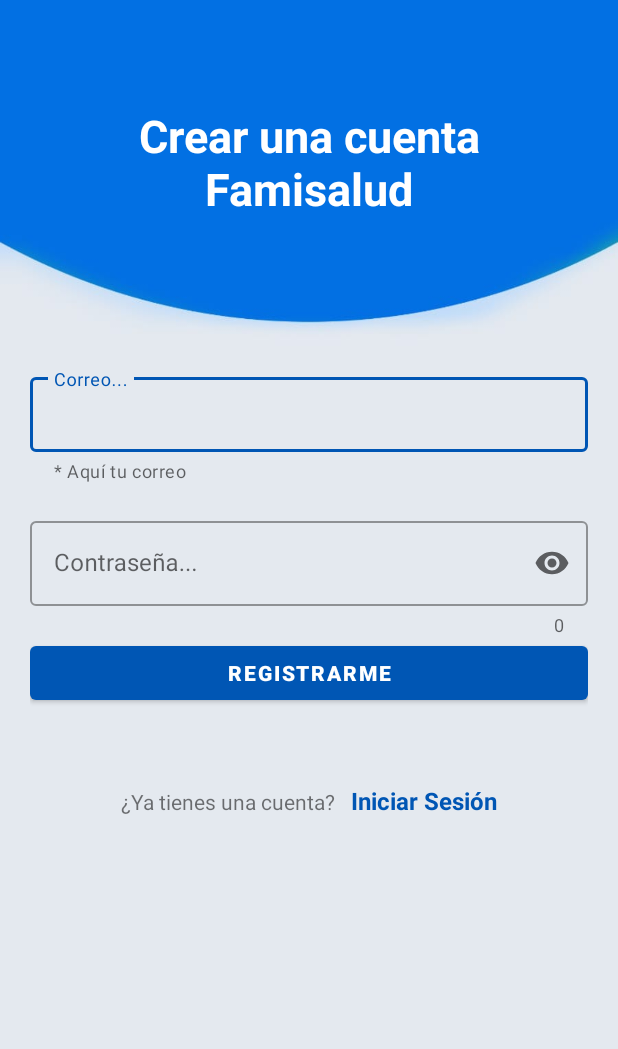
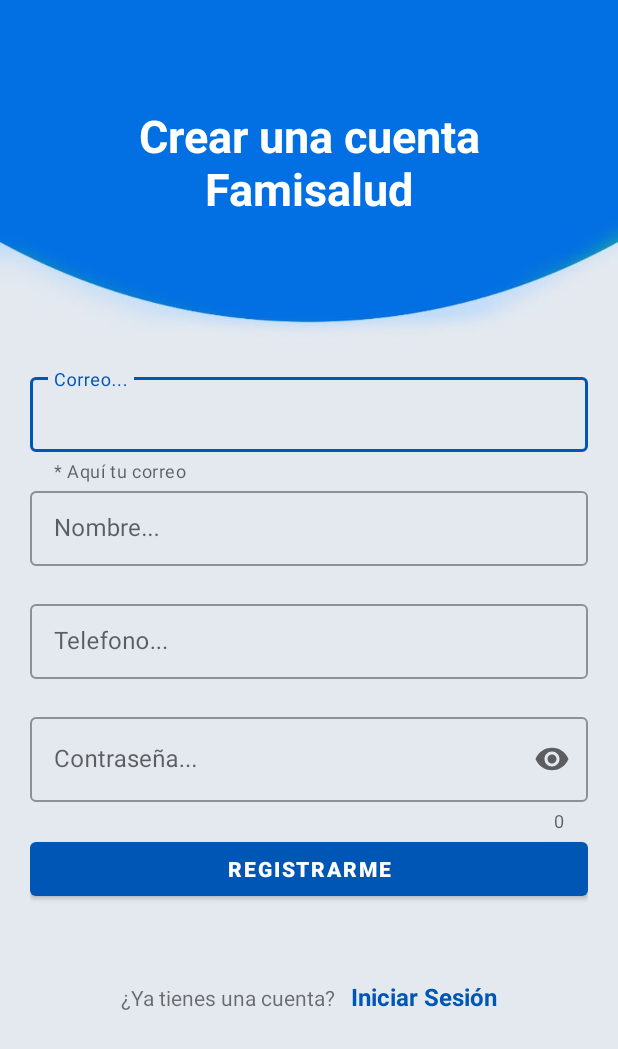
Before and after one commit to LuisLlancari/appFamiSalud, an Android app: the Register screen opened directly, with no data from a screen before it, after a tap on "REGISTRARME", on a phone screen of 412 x 824 dp. Shown: the top 1049 px of the screen. Run offline under Robolectric (Android 15) with nearby library versions, the phone set to English and light mode, and no system bars; our stand-ins replace Firebase (no records; nobody signed in at launch, a user with empty details on screens opened directly).

Commit message:
usando realtime database para almacenar información de los usuarios

```diff
--- a/app/src/main/java/com/famisalud/famisalud/Register.java
+++ b/app/src/main/java/com/famisalud/famisalud/Register.java
@@ -2,22 +2,32 @@ package com.famisalud.famisalud;
 
 import androidx.appcompat.app.AlertDialog;
 import androidx.appcompat.app.AppCompatActivity;
+
 import android.app.Dialog;
 import android.content.Intent;
 import android.os.Bundle;
 import android.widget.Button;
 import android.widget.TextView;
 import android.widget.Toast;
+
 import com.google.android.material.textfield.TextInputEditText;
 import com.google.firebase.FirebaseApp;
 import com.google.firebase.auth.FirebaseAuth;
 import com.google.firebase.auth.FirebaseUser;
+import com.google.firebase.database.DatabaseReference;
+import com.google.firebase.database.FirebaseDatabase;
+import com.google.firebase.firestore.FirebaseFirestore;
+
+import java.util.HashMap;
+import java.util.Map;
 
 public class Register extends AppCompatActivity {
 
    TextView iniciarSessionActivity;
-   TextInputEditText tietCorreo, tietContraseña;
+   TextInputEditText tietCorreo, tietContraseña, tietNombre, tietTelefono;
    Button btRegistrarse;
+
+   private DatabaseReference databaseReference;
 
    @Override
    protected void onCreate(Bundle savedInstanceState) {
@@ -33,6 +43,9 @@ public class Register extends AppCompatActivity {
          Intent intent = new Intent(getApplicationContext(), Login.class);
          startActivity(intent);
       });
+
+      //  Inicializar la referencia a la base de datos
+      databaseReference = FirebaseDatabase.getInstance().getReference();
 
       setup();
    }
@@ -69,17 +82,25 @@ public class Register extends AppCompatActivity {
    private void validateRegistrationFields() {
       String email = tietCorreo.getText().toString();
       String password = tietContraseña.getText().toString();
+      String nombre = tietNombre.getText().toString(); // Agregar la obtención del nombre
+      String telefono = tietTelefono.getText().toString();
 
-      if (!email.isEmpty() && !password.isEmpty()) {
+      if (!email.isEmpty() && !password.isEmpty() && !nombre.isEmpty() && !telefono.isEmpty()) {
          if (isValidEmail(email)) {
-            FirebaseAuth.getInstance()
-                .createUserWithEmailAndPassword(email, password)
-                .addOnCompleteListener(task -> {
+            FirebaseAuth.getInstance().createUserWithEmailAndPassword(email, password).addOnCompleteListener(task -> {
                if (task.isSuccessful()) {
                   // Registro exitoso
+                  FirebaseUser user = FirebaseAuth.getInstance().getCurrentUser();
+
+                  if (user != null) {
+                     String uid = user.getUid();
+
                      showSuccessMessage();
+
+                     saveUserNameInRealtimeDatabase(uid, nombre, telefono); // Pasamos el UID en lugar del email
                      showModel(email, ProviderType.BASIC);
                      clearFields();
+                  }
                } else {
                   showAlert("Se ha producido un error de autenticación al usuario");
                }
@@ -94,6 +115,16 @@ public class Register extends AppCompatActivity {
       }
    }
 
+   private void saveUserNameInRealtimeDatabase(String uid, String nombre, String telefono) {
+      // Definimos la ruta en la base de datos donde se guardarán los datos, utilizando el UID como nodo
+      String databasePath = "users/" + uid;
+
+      // Agregar el nombre del usuario a la base de datos en la ruta específica
+      databaseReference.child(databasePath).child("nombre").setValue(nombre);
+      databaseReference.child(databasePath).child("telefono").setValue(telefono);
+
+   }
+
    private void showAlert(String msg) {
       AlertDialog.Builder builder = new AlertDialog.Builder(this);
       builder.setTitle("Error");
@@ -105,14 +136,19 @@ public class Register extends AppCompatActivity {
 
    private void loadUI() {
       iniciarSessionActivity = findViewById(R.id.tvIniciarSessionActivity);
+
       tietCorreo = findViewById(R.id.tietCorreoRegistrar);
       tietContraseña = findViewById(R.id.tietRegistrarContraseña);
+      tietNombre = findViewById(R.id.tietNombreRegistrar);
+      tietTelefono = findViewById(R.id.tietTelfonoRegistrar);
+
       btRegistrarse = findViewById(R.id.btRegistrarCuenta);
    }
 
    private void clearFields() {
       tietCorreo.getText().clear();
       tietContraseña.getText().clear();
+      tietNombre.getText().clear();
    }
 
    private void showSuccessMessage() {
--- a/app/src/main/java/com/famisalud/famisalud/ui/dashboard/DashboardFragment.java
+++ b/app/src/main/java/com/famisalud/famisalud/ui/dashboard/DashboardFragment.java
@@ -17,7 +17,9 @@ public class DashboardFragment extends Fragment {
     private FragmentDashboardBinding binding;
 
     public View onCreateView(@NonNull LayoutInflater inflater,
-                             ViewGroup container, Bundle savedInstanceState) {
+                             ViewGroup container,
+                             Bundle savedInstanceState) {
+
         DashboardViewModel dashboardViewModel =
                 new ViewModelProvider(this).get(DashboardViewModel.class);
 
--- a/app/src/main/res/layout/activity_register.xml
+++ b/app/src/main/res/layout/activity_register.xml
@@ -39,6 +39,39 @@
             android:layout_width="match_parent"
             android:layout_height="50dp"
             android:inputType="textWebEmailAddress"
+            android:textSize="16dp" />
+    </com.google.android.material.textfield.TextInputLayout>
+
+    <com.google.android.material.textfield.TextInputLayout
+        style="@style/Widget.MaterialComponents.TextInputLayout.OutlinedBox"
+        android:layout_width="match_parent"
+        android:layout_height="wrap_content"
+
+        android:hint="Nombre...">
+
+        <com.google.android.material.textfield.TextInputEditText
+            android:id="@+id/tietNombreRegistrar"
+            android:layout_width="match_parent"
+            android:layout_height="50dp"
+            android:inputType="text"
+            android:textSize="16dp" />
+    </com.google.android.material.textfield.TextInputLayout>
+    <Space
+        android:layout_width="match_parent"
+        android:layout_height="20dp"/>
+
+    <com.google.android.material.textfield.TextInputLayout
+        style="@style/Widget.MaterialComponents.TextInputLayout.OutlinedBox"
+        android:layout_width="match_parent"
+        android:layout_height="wrap_content"
+
+        android:hint="Telefono...">
+
+        <com.google.android.material.textfield.TextInputEditText
+            android:id="@+id/tietTelfonoRegistrar"
+            android:layout_width="match_parent"
+            android:layout_height="50dp"
+            android:inputType="phone"
             android:textSize="16dp" />
     </com.google.android.material.textfield.TextInputLayout>
 
--- a/build.gradle.kts
+++ b/build.gradle.kts
@@ -1,3 +1,8 @@
+buildscript {
+    dependencies {
+        classpath("com.google.gms:google-services:4.3.14")
+    }
+}
 // Top-level build file where you can add configuration options common to all sub-projects/modules.
 plugins {
     id("com.android.application") version "8.0.0" apply false
```
Also changed, not shown: app/build.gradle.kts (+7 -0 lines), app/src/main/java/com/famisalud/famisalud/MainActivity.java (+4 -12 lines), app/src/main/java/com/famisalud/famisalud/ui/profile/ProfileFragment.java (+54 -36 lines), app/src/main/java/com/famisalud/famisalud/ui/profile/ProfileViewModel.java (+15 -0 lines), app/src/main/res/layout/activity_main.xml (+0 -12 lines), app/src/main/res/layout/fragment_profile.xml (+10 -2 lines). Lines whose indentation alone changed are shown as unchanged.
